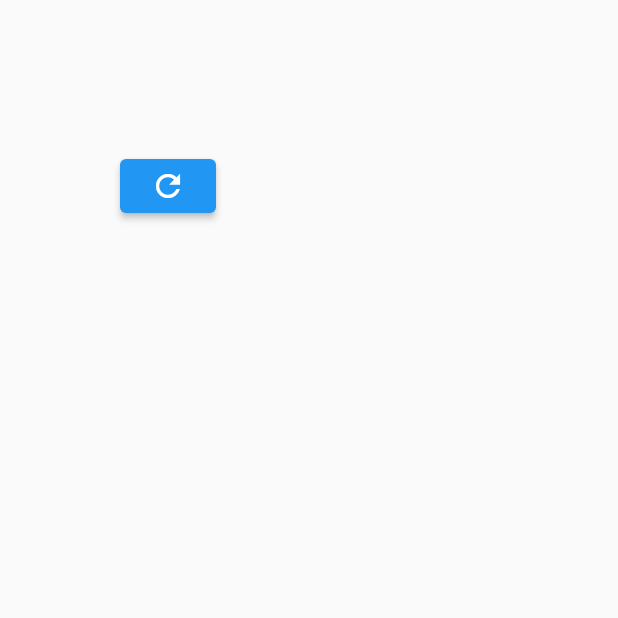
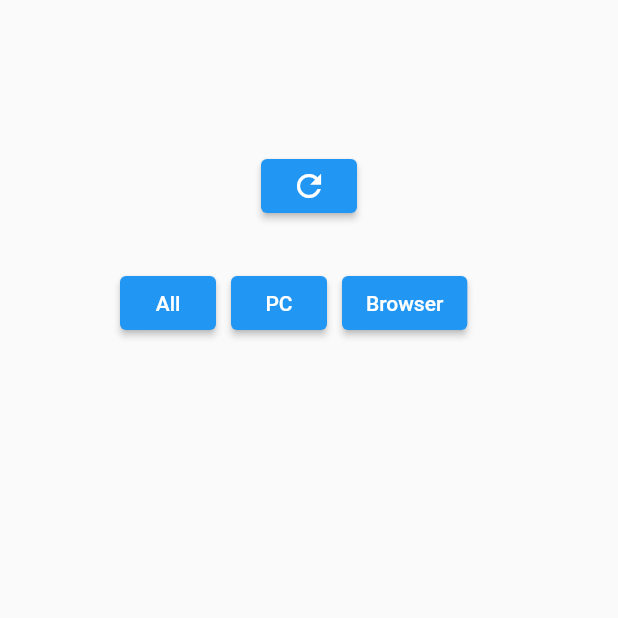
Before and after one commit to nafladiva/freeyay, a Flutter app: the screen it shows after launch, on a phone screen of 412 x 824 dp, the top half of it. Run offline on Flutter 3.47's test engine with Material 2 defaults, Android fonts, the phone set to English and light mode, and no system bars; our stand-ins replace bloc, dartz, equatable, flutter_bloc, get_it; network calls fail.

Commit message:
feat: integrate get games by platform

```diff
--- /dev/null
+++ b/lib/common/enums.dart
@@ -0,0 +1,5 @@
+enum Platform { pc, browser, all }
+
+extension ToString on Platform {
+  String get name => toString().split('.').last;
+}
--- a/lib/domain/repositories/repository.dart
+++ b/lib/domain/repositories/repository.dart
@@ -2,7 +2,9 @@ import 'package:dartz/dartz.dart';
 import 'package:freeyay/common/failure.dart';
 import 'package:freeyay/domain/entities/game.dart';
 
+import '../../common/enums.dart';
+
 abstract class Repository {
   Future<Either<Failure, List<Game>>> getLiveGame();
-  Future<Either<Failure, List<Game>>> getGamesByPlatform(String platform);
+  Future<Either<Failure, List<Game>>> getGamesByPlatform(Platform platform);
 }
--- a/lib/domain/usecases/get_games_by_platform.dart
+++ b/lib/domain/usecases/get_games_by_platform.dart
@@ -2,13 +2,15 @@ import 'package:dartz/dartz.dart';
 import 'package:freeyay/common/failure.dart';
 import 'package:freeyay/domain/entities/game.dart';
 import 'package:freeyay/domain/repositories/repository.dart';
+
+import '../../common/enums.dart';
 
 class GetGamesByPlatform {
   final Repository repository;
 
   GetGamesByPlatform(this.repository);
 
-  Future<Either<Failure, List<Game>>> execute(String platform) {
+  Future<Either<Failure, List<Game>>> execute(Platform platform) {
     return repository.getGamesByPlatform(platform);
   }
 }
--- a/lib/injection.dart
+++ b/lib/injection.dart
@@ -10,7 +10,7 @@ final locator = GetIt.instance;
 
 void init() {
   //Bloc
-  locator.registerFactory(() => GameBloc(locator()));
+  locator.registerFactory(() => GameBloc(locator(), locator()));
 
   //Use Cases
   locator.registerLazySingleton(() => GetLiveGames(locator()));
--- a/lib/main.dart
+++ b/lib/main.dart
@@ -1,7 +1,7 @@
 import 'package:flutter/material.dart';
 import 'package:freeyay/injection.dart' as di;
 
-import 'presentation/pages/home_page.dart';
+import 'presentation/pages/home/home_page.dart';
 
 void main() {
   di.init();
--- a/lib/presentation/bloc/game_bloc.dart
+++ b/lib/presentation/bloc/game_bloc.dart
@@ -1,15 +1,19 @@
 import 'package:bloc/bloc.dart';
 import 'package:equatable/equatable.dart';
 import 'package:freeyay/domain/entities/game.dart';
+import 'package:freeyay/domain/usecases/get_games_by_platform.dart';
 import 'package:freeyay/domain/usecases/get_live_games.dart';
+
+import '../../common/enums.dart';
 
 part 'game_event.dart';
 part 'game_state.dart';
 
 class GameBloc extends Bloc<GameEvent, GameState> {
   final GetLiveGames getLiveGames;
+  final GetGamesByPlatform getGamesByPlatform;
 
-  GameBloc(this.getLiveGames) : super(GameInitial()) {
+  GameBloc(this.getLiveGames, this.getGamesByPlatform) : super(GameInitial()) {
     on<OnFetchLiveGames>((event, emit) async {
       emit(GameLoading());
 
@@ -24,10 +28,20 @@ class GameBloc extends Bloc<GameEvent, GameState> {
       );
     });
 
-    on<OnFetchGamesByPlatform>((event, emit) {
+    on<OnFetchGamesByPlatform>((event, emit) async {
       final platform = event.platform;
-      //TODO: implement handling fetch games by platform
-      print(platform);
+
+      emit(GameLoading());
+
+      final res = await getGamesByPlatform.execute(platform);
+      res.fold(
+        (failure) {
+          emit(const GameError('[Error]'));
+        },
+        (data) {
+          emit(GameSuccess(data));
+        },
+      );
     });
   }
 }
--- a/lib/presentation/bloc/game_event.dart
+++ b/lib/presentation/bloc/game_event.dart
@@ -10,7 +10,7 @@ abstract class GameEvent extends Equatable {
 class OnFetchLiveGames extends GameEvent {}
 
 class OnFetchGamesByPlatform extends GameEvent {
-  final String platform;
+  final Platform platform;
 
   const OnFetchGamesByPlatform(this.platform);
 }
--- a/lib/presentation/pages/home_page.dart
+++ b/lib/presentation/pages/home/home_page.dart
@@ -5,7 +5,8 @@ import 'package:flutter_bloc/flutter_bloc.dart';
 import 'package:freeyay/injection.dart';
 import 'package:freeyay/presentation/widgets/game_card.dart';
 
-import '../bloc/bloc.dart';
+import '../../bloc/bloc.dart';
+import 'views/views.dart';
 
 class HomePage extends StatelessWidget {
   const HomePage({super.key});
@@ -46,6 +47,8 @@ class HomePage extends StatelessWidget {
                 onPressed: () => gameBloc.add(OnFetchLiveGames()),
                 child: const Icon(Icons.refresh),
               ),
+              const SizedBox(height: 30.0),
+              const GamesByPlatformView(),
             ],
           ),
         ),
--- /dev/null
+++ b/lib/presentation/pages/home/views/games_by_platform_view.dart
@@ -0,0 +1,84 @@
+import 'dart:math';
+
+import 'package:flutter/material.dart';
+import 'package:flutter_bloc/flutter_bloc.dart';
+import 'package:freeyay/common/enums.dart';
+import 'package:freeyay/injection.dart';
+import 'package:freeyay/presentation/bloc/bloc.dart';
+import 'package:freeyay/presentation/widgets/widgets.dart';
+
+class GamesByPlatformView extends StatefulWidget {
+  const GamesByPlatformView({
+    Key? key,
+  }) : super(key: key);
+
+  @override
+  State<GamesByPlatformView> createState() => _GamesByPlatformViewState();
+}
+
+class _GamesByPlatformViewState extends State<GamesByPlatformView> {
+  late GameBloc gameBloc;
+
+  @override
+  void initState() {
+    super.initState();
+    gameBloc = locator<GameBloc>();
+    gameBloc.add(const OnFetchGamesByPlatform(Platform.all));
+  }
+
+  @override
+  Widget build(BuildContext context) {
+    return BlocProvider.value(
+      value: gameBloc,
+      child: Column(
+        children: [
+          Row(
+            children: [
+              ElevatedButton(
+                onPressed: () {
+                  gameBloc.add(const OnFetchGamesByPlatform(Platform.all));
+                },
+                child: const Text('All'),
+              ),
+              const SizedBox(width: 10.0),
+              ElevatedButton(
+                onPressed: () {
+                  gameBloc.add(const OnFetchGamesByPlatform(Platform.pc));
+                },
+                child: const Text('PC'),
+              ),
+              const SizedBox(width: 10.0),
+              ElevatedButton(
+                onPressed: () {
+                  gameBloc.add(const OnFetchGamesByPlatform(Platform.browser));
+                },
+                child: const Text('Browser'),
+              ),
+            ],
+          ),
+          const SizedBox(height: 20.0),
+          BlocBuilder<GameBloc, GameState>(
+            builder: (context, state) {
+              if (state is GameSuccess) {
+                final random = Random().nextInt(10);
+                final game = state.gameList[random];
+
+                return GameCard(
+                  title: game.title,
+                  desc: game.description,
+                  genre: game.genre,
+                );
+              }
+
+              if (state is GameLoading) {
+                return const CircularProgressIndicator();
+              }
+
+              return const SizedBox();
+            },
+          ),
+        ],
+      ),
+    );
+  }
+}
--- /dev/null
+++ b/lib/presentation/pages/home/views/views.dart
@@ -0,0 +1 @@
+export 'games_by_platform_view.dart';
--- /dev/null
+++ b/lib/presentation/widgets/widgets.dart
@@ -0,0 +1 @@
+export 'game_card.dart';
```
Also changed, not shown: lib/data/repositories/repository_impl.dart (+12 -3 lines), lib/data/sources/remote_data_source.dart (+25 -3 lines).
